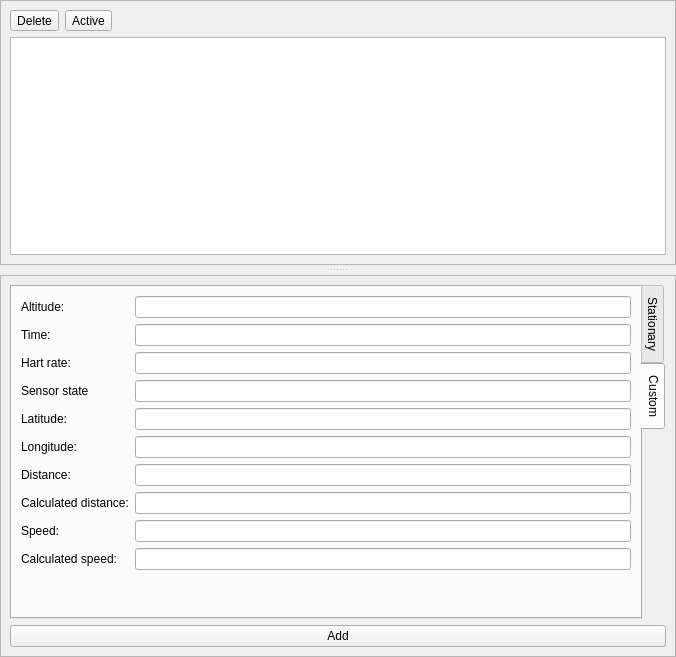
Before: the Qt Designer form gui/marking_dock.ui in SergiuToporjinschi/GPSTrackEditor, drawn with Qt 5.
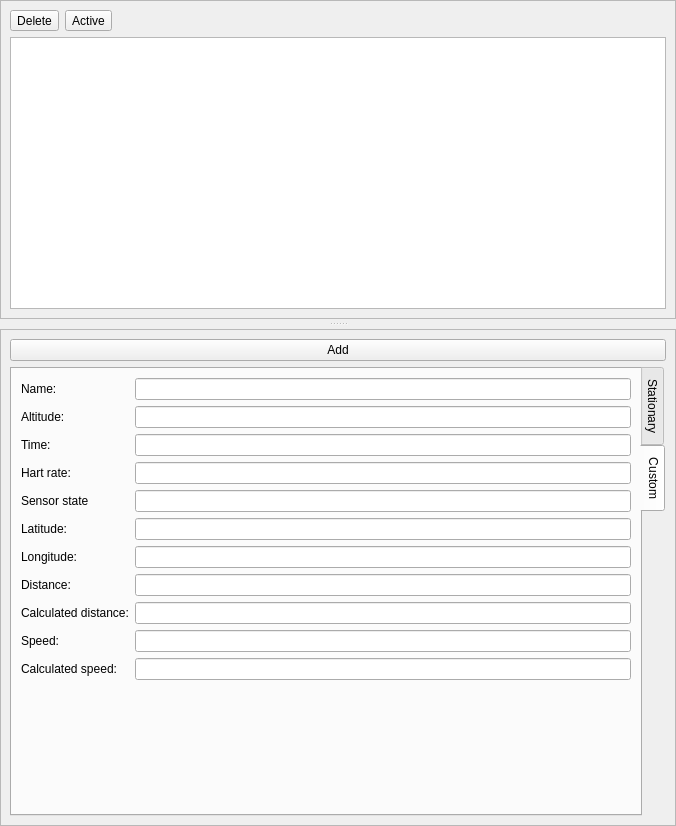
After: the same form once the commit is applied. The open tabs and pages were chosen to show the change.

Commit message: Refactoring marker, add confirmation on delete

```diff
--- a/gui/marking_dock.ui
+++ b/gui/marking_dock.ui
@@ -7,7 +7,7 @@
     <x>0</x>
     <y>0</y>
     <width>676</width>
-    <height>657</height>
+    <height>826</height>
    </rect>
   </property>
   <property name="floating">
@@ -56,7 +56,7 @@
          <x>0</x>
          <y>0</y>
          <width>676</width>
-         <height>633</height>
+         <height>802</height>
         </rect>
        </property>
        <property name="autoFillBackground">
@@ -157,6 +157,20 @@
             <number>10</number>
            </property>
            <layout class="QVBoxLayout" name="verticalLayout_2">
+            <item>
+             <layout class="QHBoxLayout" name="horizontalLayoutTemplateToolbar">
+              <property name="leftMargin">
+               <number>0</number>
+              </property>
+              <item>
+               <widget class="QPushButton" name="pushAdd">
+                <property name="text">
+                 <string>Add</string>
+                </property>
+               </widget>
+              </item>
+             </layout>
+            </item>
             <item>
              <widget class="QTabWidget" name="tabWidget">
               <property name="tabPosition">
@@ -205,7 +219,7 @@
                 <property name="rightMargin">
                  <number>9</number>
                 </property>
-                <item row="0" column="0">
+                <item row="1" column="0">
                  <widget class="QLabel" name="label_167">
                   <property name="text">
                    <string>Altitude:</string>
@@ -215,10 +229,10 @@
                   </property>
                  </widget>
                 </item>
-                <item row="0" column="1">
+                <item row="1" column="1">
                  <widget class="QLineEdit" name="editAltitude"/>
                 </item>
-                <item row="1" column="0">
+                <item row="2" column="0">
                  <widget class="QLabel" name="label_164">
                   <property name="text">
                    <string>Time:</string>
@@ -228,10 +242,10 @@
                   </property>
                  </widget>
                 </item>
-                <item row="1" column="1">
+                <item row="2" column="1">
                  <widget class="QLineEdit" name="editTime"/>
                 </item>
-                <item row="2" column="0">
+                <item row="3" column="0">
                  <widget class="QLabel" name="label_168">
                   <property name="text">
                    <string>Hart rate:</string>
@@ -241,10 +255,10 @@
                   </property>
                  </widget>
                 </item>
-                <item row="2" column="1">
+                <item row="3" column="1">
                  <widget class="QLineEdit" name="editHartRate"/>
                 </item>
-                <item row="3" column="0">
+                <item row="4" column="0">
                  <widget class="QLabel" name="label_162">
                   <property name="text">
                    <string>Sensor state</string>
@@ -254,10 +268,10 @@
                   </property>
                  </widget>
                 </item>
-                <item row="3" column="1">
+                <item row="4" column="1">
                  <widget class="QLineEdit" name="editSensorState"/>
                 </item>
-                <item row="4" column="0">
+                <item row="5" column="0">
                  <widget class="QLabel" name="label_165">
                   <property name="text">
                    <string>Latitude:</string>
@@ -267,10 +281,10 @@
                   </property>
                  </widget>
                 </item>
-                <item row="4" column="1">
+                <item row="5" column="1">
                  <widget class="QLineEdit" name="editLatitude"/>
                 </item>
-                <item row="5" column="0">
+                <item row="6" column="0">
                  <widget class="QLabel" name="label_166">
                   <property name="text">
                    <string>Longitude:</string>
@@ -280,10 +294,10 @@
                   </property>
                  </widget>
                 </item>
-                <item row="5" column="1">
+                <item row="6" column="1">
                  <widget class="QLineEdit" name="editLongitude"/>
                 </item>
-                <item row="6" column="0">
+                <item row="7" column="0">
                  <widget class="QLabel" name="label_158">
                   <property name="text">
                    <string>Distance:</string>
@@ -293,10 +307,10 @@
                   </property>
                  </widget>
                 </item>
-                <item row="6" column="1">
+                <item row="7" column="1">
                  <widget class="QLineEdit" name="editDistance"/>
                 </item>
-                <item row="7" column="0">
+                <item row="8" column="0">
                  <widget class="QLabel" name="label_159">
                   <property name="text">
                    <string>Calculated distance:</string>
@@ -306,10 +320,10 @@
                   </property>
                  </widget>
                 </item>
-                <item row="7" column="1">
+                <item row="8" column="1">
                  <widget class="QLineEdit" name="editCalculatedDistance"/>
                 </item>
-                <item row="8" column="0">
+                <item row="9" column="0">
                  <widget class="QLabel" name="label_160">
                   <property name="text">
                    <string>Speed:</string>
@@ -319,10 +333,10 @@
                   </property>
                  </widget>
                 </item>
-                <item row="8" column="1">
+                <item row="9" column="1">
                  <widget class="QLineEdit" name="editSpeed"/>
                 </item>
-                <item row="9" column="0">
+                <item row="10" column="0">
                  <widget class="QLabel" name="label_161">
                   <property name="text">
                    <string>Calculated speed:</string>
@@ -332,20 +346,26 @@
                   </property>
                  </widget>
                 </item>
-                <item row="9" column="1">
+                <item row="10" column="1">
                  <widget class="QLineEdit" name="editCalculatedSpeed"/>
                 </item>
+                <item row="0" column="0">
+                 <widget class="QLabel" name="label_169">
+                  <property name="text">
+                   <string>Name:</string>
+                  </property>
+                  <property name="buddy">
+                   <cstring>editAltitude</cstring>
+                  </property>
+                 </widget>
+                </item>
+                <item row="0" column="1">
+                 <widget class="QLineEdit" name="editMarkerName"/>
+                </item>
                </layout>
               </widget>
              </widget>
             </item>
-            <item>
-             <widget class="QPushButton" name="pushAdd">
-              <property name="text">
-               <string>Add</string>
-              </property>
-             </widget>
-            </item>
            </layout>
           </widget>
          </widget>
```
Left out of the diff: 2 changed lines with no effect on the pictures. The commit also changes 3 other files.
